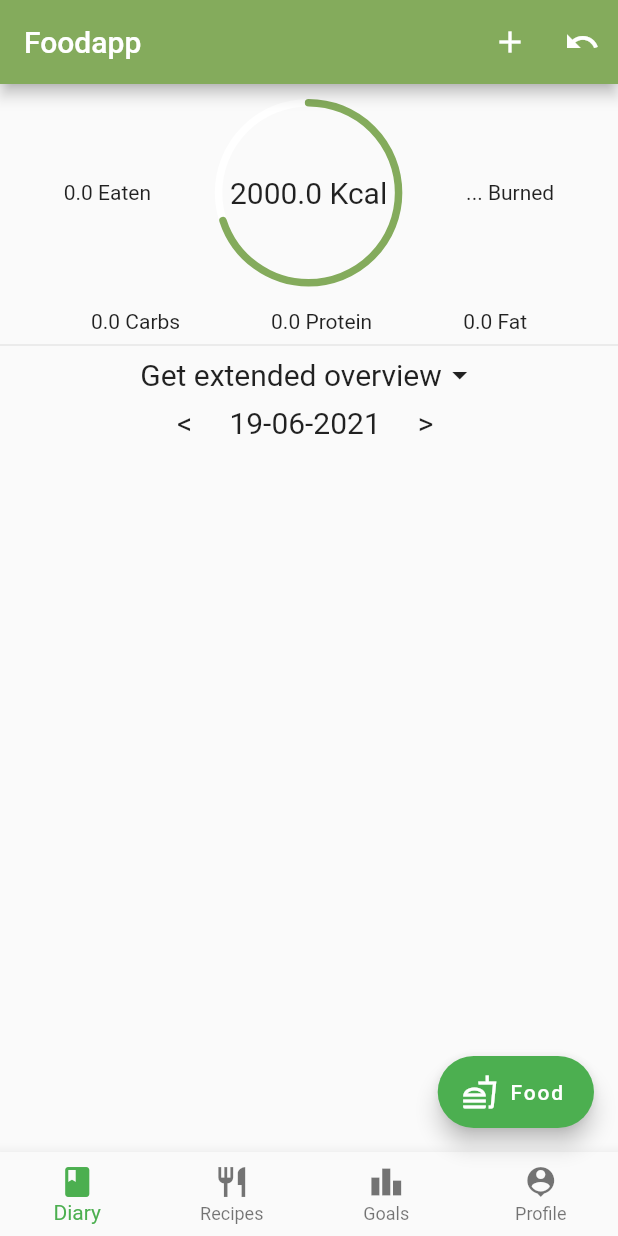
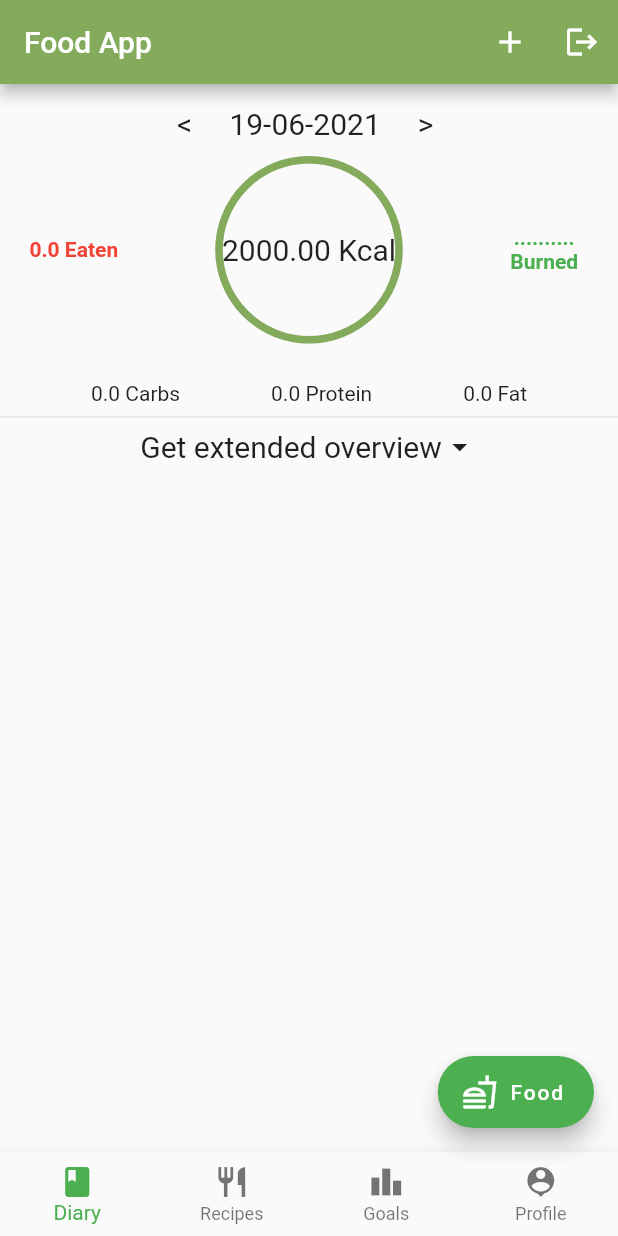
Before and after one commit to andrewmagdyanis/Foodapp, a Flutter app: the screen it shows once a user with an empty profile is signed in, on a phone screen of 412 x 824 dp. Run offline on Flutter 3.47's test engine with Material 2 defaults, Android fonts, the phone set to English and light mode, and no system bars; drawn by our look-alikes of percent_indicator; our stand-ins replace auth_buttons, auto_size_text, bloc, cloud_firestore, firebase_auth, firebase_core and 7 more; missing offline and left inert: date_range_picker, flutter_barcode_scanner; accounts and stored records are empty.

Commit message:
fix double precison fix the percent of indicator

```diff
--- a/lib/Views/dashboard_diary_view.dart
+++ b/lib/Views/dashboard_diary_view.dart
@@ -24,33 +24,57 @@ class _HomePageState extends State<HomePage> {
     return BlocProvider<AppCubit>(
       create: (BuildContext context) => AppCubit(),
       child: Container(
+        margin: EdgeInsets.only(top: 15),
         child: Column(
           children: <Widget>[
+            Text(
+              "<     19-06-2021     > ",
+              style: TextStyle(fontSize: 20),
+            ),
             BlocConsumer<AppCubit, AppStates>(
                 listener: (BuildContext context, AppStates states) {},
                 builder: (BuildContext context, AppStates states) {
                   AppCubit cubit = AppCubit.instance(context);
+                  double diff = 2000 - cubit.sum;
                   return Column(children: [
-                    Padding(
-                      padding: const EdgeInsets.only(top: 10.0),
+                    Container(
+                      margin: const EdgeInsets.all(10.0),
                       child: Row(
-                        mainAxisAlignment: MainAxisAlignment.spaceEvenly,
+                        mainAxisSize: MainAxisSize.max,
+                        mainAxisAlignment: MainAxisAlignment.center,
                         children: [
-                          Text('${cubit.sum} Eaten'),
-                          CircularPercentIndicator(
+                          Expanded(
+                            child: Text(
+                              '${cubit.sum} Eaten',
+                              style: TextStyle(color: Colors.red, fontWeight: FontWeight.bold),
+                              maxLines: 2,
+                              textAlign: TextAlign.center,
+                            ),
+                          ),
+                          Expanded(
+                            flex: 3,
+                            child: CircularPercentIndicator(
                               radius: 125.0,
                               lineWidth: 5.0,
                               animation: true,
-                            backgroundColor: Colors.white,
-                            percent: 0.7,
+                              backgroundColor: Colors.grey[350],
+                              percent: diff / 2000.0,
                               center: Text(
-                              "${2000.0 - cubit.sum} Kcal",
+                                "${diff.toStringAsFixed(2)} Kcal",
                                 style: TextStyle(fontSize: 20),
                               ),
                               progressColor: kPrimaryColor,
                               circularStrokeCap: CircularStrokeCap.round,
                             ),
-                          Text('... Burned')
+                          ),
+                          Expanded(
+                            child: Text(
+                              '.......... Burned',
+                              style: TextStyle(color: Colors.green,fontWeight: FontWeight.bold),
+                              maxLines: 2,
+                              textAlign: TextAlign.center,
+                            ),
+                          )
                         ],
                       ),
                     ),
@@ -127,10 +151,6 @@ class _HomePageState extends State<HomePage> {
                   Icon(Icons.arrow_drop_down)
                 ],
               ),
-            ),
-            Text(
-              "<     19-06-2021     > ",
-              style: TextStyle(fontSize: 20),
             ),
 
             Expanded(
--- a/lib/Widgets/Navigation_widget.dart
+++ b/lib/Widgets/Navigation_widget.dart
@@ -31,7 +31,7 @@ class _HomeState extends State<Home> {
 
     return Scaffold(
       appBar: AppBar(
-        title: Text("Foodapp"),
+        title: Text("Food App"),
         backgroundColor: kPrimaryColor,
         actions: [
           IconButton(
@@ -46,7 +46,7 @@ class _HomeState extends State<Home> {
                     ));
               }),
           IconButton(
-            icon: Icon(Icons.undo),
+            icon: Icon(Icons.logout),
             onPressed: () async {
               try {
                 AuthService auth = Provider.of(context).auth;
--- a/lib/shared/app_cubit.dart
+++ b/lib/shared/app_cubit.dart
@@ -3,6 +3,7 @@ import 'package:cloud_firestore/cloud_firestore.dart';
 import 'package:flutter/cupertino.dart';
 import 'package:flutter/material.dart';
 import 'package:flutter_bloc/flutter_bloc.dart';
+import 'package:get/get_core/get_core.dart';
 import 'package:sqflite/sqflite.dart';
 
 part 'app_state.dart';
@@ -33,7 +34,15 @@ class AppCubit extends Cubit<AppStates> {
       fat += element.data()['fat'];
       protein += element.data()['protein'];
     });
-    print(sum);
+
+    sum = double.parse(sum.toStringAsFixed(2));
+    carbs = double.parse(carbs.toStringAsFixed(2));
+    fat = double.parse(fat.toStringAsFixed(2));
+    protein = double.parse(protein.toStringAsFixed(2));
+    print(sum.toString());
+    print(carbs);
+    print(fat);
+    print(protein);
     emit(SumUpdated());
   }
 }
--- a/pubspec.yaml
+++ b/pubspec.yaml
@@ -33,6 +33,7 @@ dependencies:
   bloc: ^6.1.3
   flutter_bloc: ^6.1.3
   datetime_picker_formfield: ^1.0.0
+  get: ^3.26.0
 
 
 
```
Also changed, not shown: pubspec.lock. Lines whose indentation alone changed are shown as unchanged.
